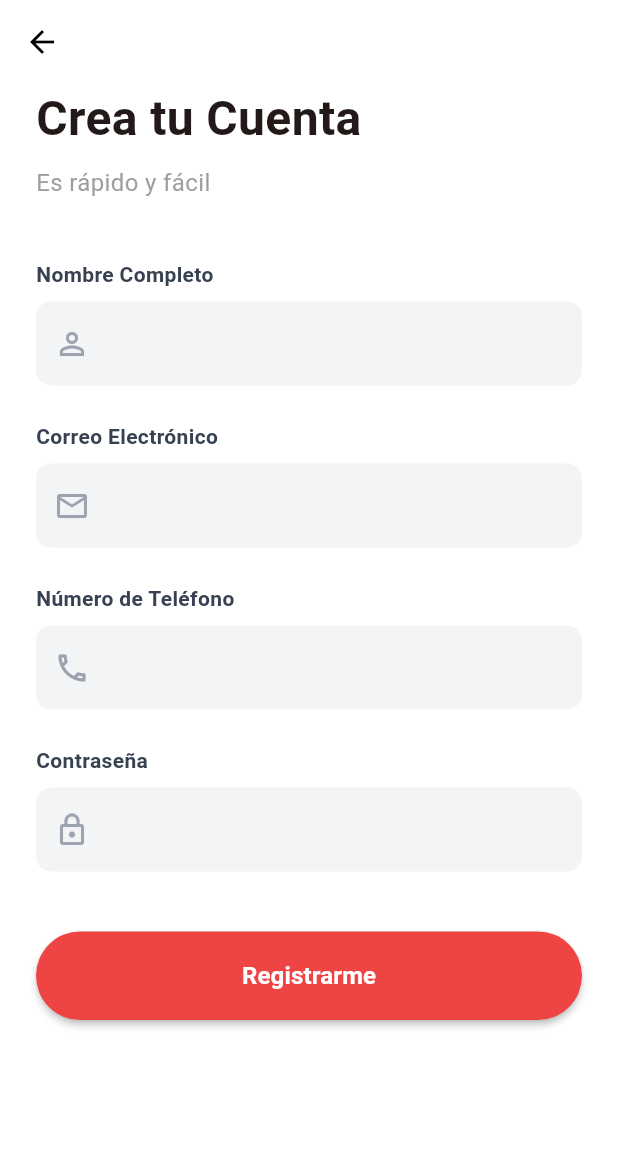
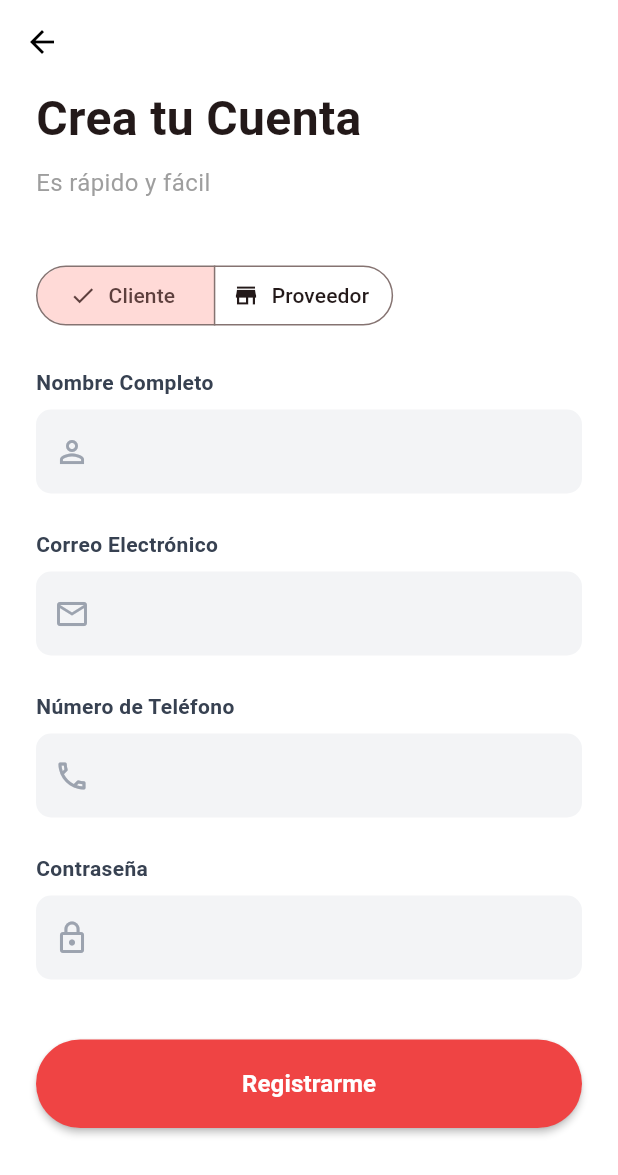
Before and after one commit to kevin120509/festeasy_d, a Flutter app: the ClientRegisterView screen opened directly, on a phone screen of 412 x 824 dp. Shown: the top 1175 px of the screen. Run offline on Flutter 3.47's test engine with Material 3 defaults, Android fonts, the phone set to English and light mode, and no system bars; our stand-ins replace bloc, dartz, equatable, flutter_bloc, go_router, supabase_flutter; accounts and stored records are empty; generated files the repository leaves out were written again.

Commit message:
feat(auth): add role selection to registration page
- Adds a segmented button to the registration page to allow users to select between 'client' and 'provider' roles.
- The selected role is persisted to the database upon registration.
- After successful registration, the user is redirected to the appropriate dashboard based on their selected role.

```diff
--- a/lib/features/auth/presentation/pages/client_register_page.dart
+++ b/lib/features/auth/presentation/pages/client_register_page.dart
@@ -71,7 +71,11 @@ class _ClientRegisterViewState extends State<ClientRegisterView> {
       body: BlocListener<RegisterCubit, RegisterState>(
         listener: (context, state) {
           if (state.status.isSubmissionSuccess) {
-            context.go('/client/party-type');
+            if (state.role == 'provider') {
+              context.go('/provider/dashboard');
+            } else {
+              context.go('/client/party-type');
+            }
           } else if (state.status.isSubmissionFailure) {
             ScaffoldMessenger.of(context)
               ..hideCurrentSnackBar()
@@ -95,6 +99,30 @@ class _ClientRegisterViewState extends State<ClientRegisterView> {
                 style: TextStyle(fontSize: 16, color: Colors.grey),
               ),
               const SizedBox(height: 40),
+              BlocBuilder<RegisterCubit, RegisterState>(
+                buildWhen: (previous, current) => previous.role != current.role,
+                builder: (context, state) {
+                  return SegmentedButton<String>(
+                    segments: const [
+                      ButtonSegment<String>(
+                        value: 'client',
+                        label: Text('Cliente'),
+                        icon: Icon(Icons.person),
+                      ),
+                      ButtonSegment<String>(
+                        value: 'provider',
+                        label: Text('Proveedor'),
+                        icon: Icon(Icons.store),
+                      ),
+                    ],
+                    selected: {state.role},
+                    onSelectionChanged: (Set<String> newSelection) {
+                      context.read<RegisterCubit>().roleChanged(newSelection.first);
+                    },
+                  );
+                },
+              ),
+              const SizedBox(height: 24),
               InputGroup(
                 label: 'Nombre Completo',
                 icon: Icons.person_outline,
```
